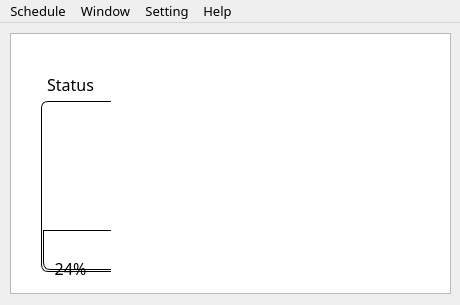
The window that 005_qt_pcBatteryOption_test/src/mainwindow.ui (aben20807/Qt_projects) describes before a commit, drawn with Qt 5.
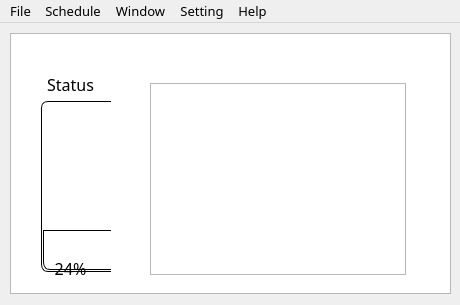
The same window after the commit.

What changed in the file:
```diff
--- a/005_qt_pcBatteryOption_test/src/mainwindow.ui
+++ b/005_qt_pcBatteryOption_test/src/mainwindow.ui
@@ -145,6 +145,16 @@
      </item>
     </layout>
    </widget>
+   <widget class="QTableView" name="tableView">
+    <property name="geometry">
+     <rect>
+      <x>150</x>
+      <y>60</y>
+      <width>256</width>
+      <height>192</height>
+     </rect>
+    </property>
+   </widget>
   </widget>
   <widget class="QMenuBar" name="menuBar">
    <property name="geometry">
@@ -231,6 +241,13 @@
     <addaction name="actionManage"/>
     <addaction name="actionCheck_log"/>
    </widget>
+   <widget class="QMenu" name="menuFile">
+    <property name="title">
+     <string>File</string>
+    </property>
+    <addaction name="actionQuit"/>
+   </widget>
+   <addaction name="menuFile"/>
    <addaction name="menuSchedule"/>
    <addaction name="menuWindow"/>
    <addaction name="menuSetting"/>
```
Left out of the diff: 15 changed lines with no effect on the pictures.
